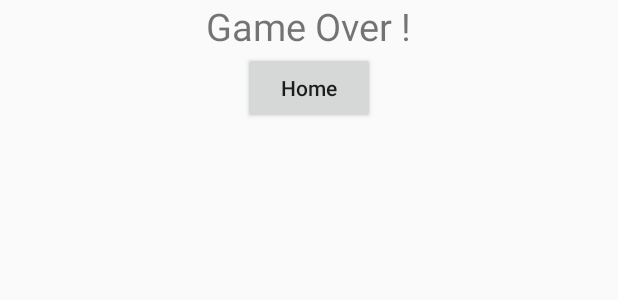
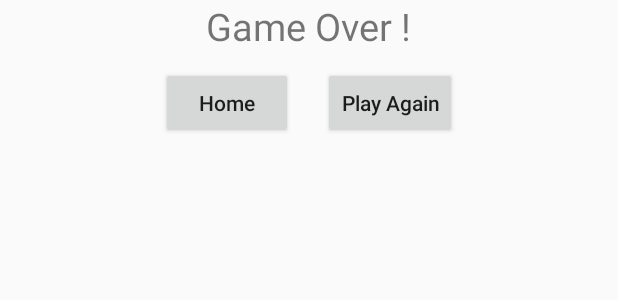
Before and after one commit to omerag/Android1KatzavMall, an Android app: the layout game_over_dialog.xml on its own in the app's theme, with its tools: preview values and no code run, on a phone screen of 412 x 824 dp. Shown: the top 300 px of the screen. Run offline under Robolectric (Android 15) with nearby library versions, the phone set to English and light mode, and no system bars.

Commit message:
Hey Omer

```diff
--- a/app/src/main/java/com/android_1_katzavmall/GameActivity.java
+++ b/app/src/main/java/com/android_1_katzavmall/GameActivity.java
@@ -505,12 +505,21 @@ public class GameActivity extends AppCompatActivity implements SensorEventListen
             View dialogView = getLayoutInflater().inflate(R.layout.game_over_dialog,null);
 
             Button homeBtn = dialogView.findViewById(R.id.home_btn);
+            Button playAgainBtn = dialogView.findViewById(R.id.play_again_btn);
+
             builder.setView(dialogView);
             homeBtn.setOnClickListener(new View.OnClickListener() {
                 @Override
                 public void onClick(View view) {
                     Intent intent = new Intent(GameActivity.this,MainActivity.class);
                     startActivity(intent);
+                }
+            });
+
+            playAgainBtn.setOnClickListener(new View.OnClickListener() {
+                @Override
+                public void onClick(View view) {
+                    resetLevel();
                 }
             });
             builder.show();
@@ -539,4 +548,9 @@ public class GameActivity extends AppCompatActivity implements SensorEventListen
         }
         return true;
     }
+
+    public void resetLevel()
+    {
+
+    }
 }
--- a/app/src/main/res/layout/game_over_dialog.xml
+++ b/app/src/main/res/layout/game_over_dialog.xml
@@ -13,11 +13,27 @@
         android:layout_gravity="center_horizontal"/>
 
 
+    <LinearLayout
+        android:layout_width="match_parent"
+        android:layout_height="wrap_content"
+        android:gravity="center_horizontal"
+        android:layout_marginTop="10dp">
     <Button
         android:id="@+id/home_btn"
         android:layout_width="wrap_content"
         android:layout_height="wrap_content"
         android:text="@string/home_btn"
         android:textAllCaps="false"
-        android:layout_gravity="center"/>
+        android:layout_marginEnd="20dp"/>
+
+    <Button
+        android:id="@+id/play_again_btn"
+        android:layout_width="wrap_content"
+        android:layout_height="wrap_content"
+        android:text="@string/play_again"
+        android:textAllCaps="false" />
+
+    </LinearLayout>
+
+
 </LinearLayout>
--- a/app/src/main/res/values/strings.xml
+++ b/app/src/main/res/values/strings.xml
@@ -18,4 +18,5 @@
     <string name="tap_to_start">Tap to start</string>
     <string name="game_over">Game Over !</string>
     <string name="home_btn">Home</string>
+    <string name="play_again">Play Again</string>
 </resources>
```
Also changed, not shown: 1 other file.
